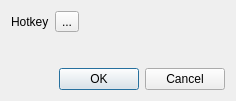
Before: the Qt Designer form zeal/zealsettingsdialog.ui in Spaceghost/zeal, drawn with Qt 5.
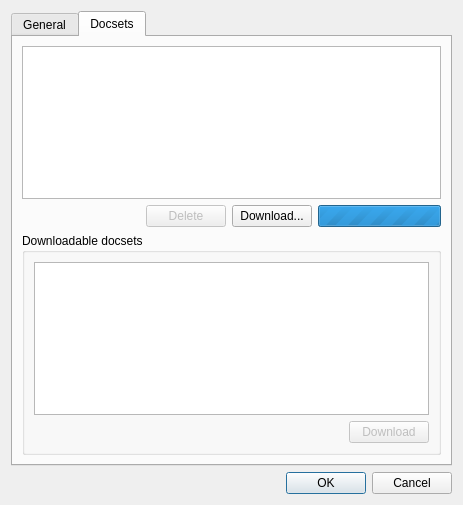
After: the same form once the commit is applied. The open tabs and pages were chosen to show the change. Custom widgets are drawn as their Qt base class.

```diff
--- a/zeal/zealsettingsdialog.ui
+++ b/zeal/zealsettingsdialog.ui
@@ -6,8 +6,8 @@
    <rect>
     <x>0</x>
     <y>0</y>
-    <width>236</width>
-    <height>101</height>
+    <width>463</width>
+    <height>505</height>
    </rect>
   </property>
   <property name="windowTitle">
@@ -15,6 +15,16 @@
   </property>
   <layout class="QVBoxLayout" name="verticalLayout">
    <item>
+    <widget class="QTabWidget" name="tabWidget">
+     <property name="currentIndex">
+      <number>0</number>
+     </property>
+     <widget class="QWidget" name="tab_3">
+      <attribute name="title">
+       <string>General</string>
+      </attribute>
+      <layout class="QGridLayout" name="gridLayout">
+       <item row="0" column="0">
     <layout class="QFormLayout" name="formLayout">
      <item row="0" column="0">
       <widget class="QLabel" name="label">
@@ -30,7 +40,114 @@
        </property>
       </widget>
      </item>
-    </layout>
+         <item row="1" column="1">
+          <widget class="QSpinBox" name="minFontSize"/>
+         </item>
+         <item row="1" column="0">
+          <widget class="QLabel" name="label_2">
+           <property name="text">
+            <string>Minimum font size</string>
+           </property>
+          </widget>
+         </item>
+        </layout>
+       </item>
+      </layout>
+     </widget>
+     <widget class="QWidget" name="tab_4">
+      <attribute name="title">
+       <string>Docsets</string>
+      </attribute>
+      <layout class="QVBoxLayout" name="verticalLayout_2">
+       <item>
+        <widget class="QListView" name="listView"/>
+       </item>
+       <item>
+        <layout class="QHBoxLayout" name="docsetsActions">
+         <item>
+          <spacer name="horizontalSpacer">
+           <property name="orientation">
+            <enum>Qt::Horizontal</enum>
+           </property>
+           <property name="sizeHint" stdset="0">
+            <size>
+             <width>40</width>
+             <height>20</height>
+            </size>
+           </property>
+          </spacer>
+         </item>
+         <item>
+          <widget class="QPushButton" name="deleteButton">
+           <property name="enabled">
+            <bool>false</bool>
+           </property>
+           <property name="text">
+            <string>Delete</string>
+           </property>
+          </widget>
+         </item>
+         <item>
+          <widget class="QPushButton" name="downloadButton">
+           <property name="text">
+            <string>Download...</string>
+           </property>
+          </widget>
+         </item>
+         <item>
+          <widget class="QProgressBar" name="docsetsProgress">
+           <property name="maximum">
+            <number>0</number>
+           </property>
+           <property name="value">
+            <number>-1</number>
+           </property>
+          </widget>
+         </item>
+        </layout>
+       </item>
+       <item>
+        <widget class="QGroupBox" name="downloadableGroup">
+         <property name="title">
+          <string>Downloadable docsets</string>
+         </property>
+         <layout class="QVBoxLayout" name="verticalLayout_3">
+          <item>
+           <widget class="QListWidget" name="docsetsList"/>
+          </item>
+          <item>
+           <layout class="QHBoxLayout" name="horizontalLayout">
+            <item>
+             <spacer name="horizontalSpacer_2">
+              <property name="orientation">
+               <enum>Qt::Horizontal</enum>
+              </property>
+              <property name="sizeHint" stdset="0">
+               <size>
+                <width>40</width>
+                <height>20</height>
+               </size>
+              </property>
+             </spacer>
+            </item>
+            <item>
+             <widget class="QPushButton" name="downloadDocsetButton">
+              <property name="enabled">
+               <bool>false</bool>
+              </property>
+              <property name="text">
+               <string>Download</string>
+              </property>
+             </widget>
+            </item>
+           </layout>
+          </item>
+         </layout>
+        </widget>
+       </item>
+      </layout>
+     </widget>
+    </widget>
    </item>
    <item>
     <widget class="QDialogButtonBox" name="buttonBox">
```
Lines whose indentation alone changed are shown as unchanged.
